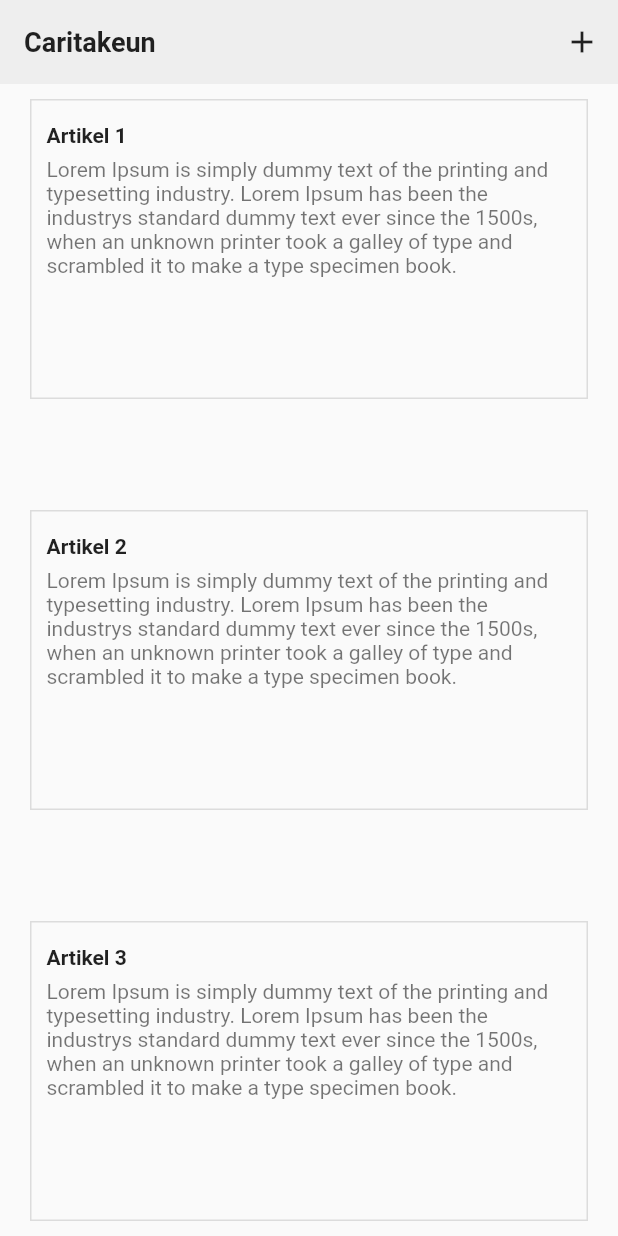
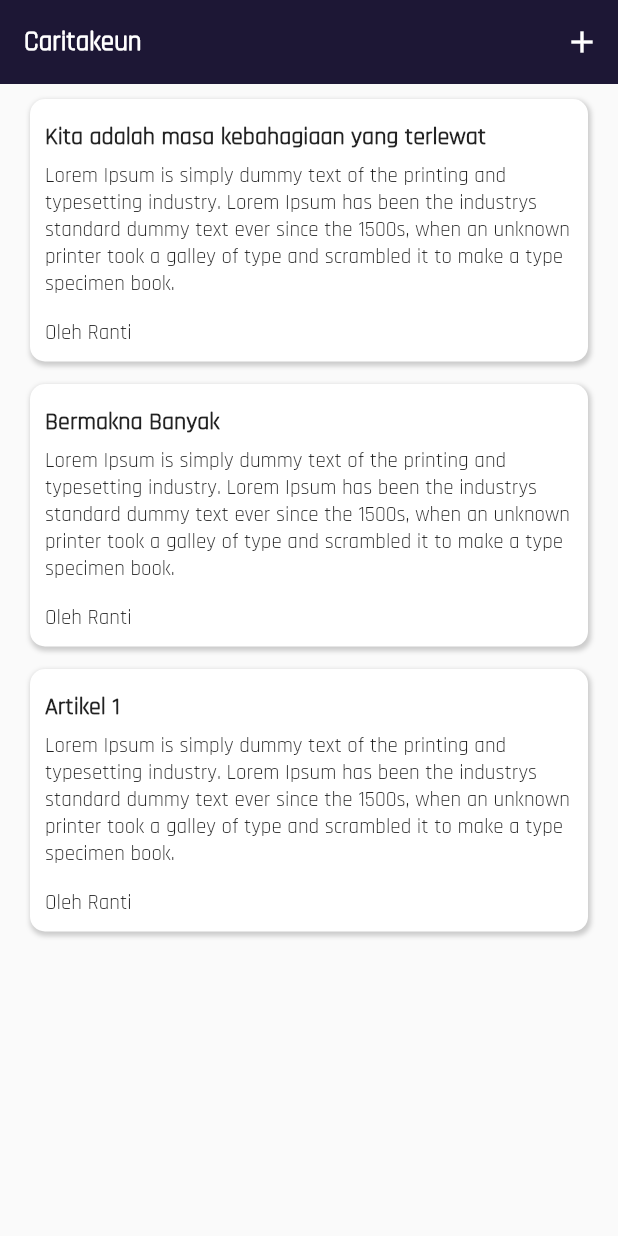
Before and after one commit to egierdian/Aplikasi-Caritakeun-Kelompok-4, a Flutter app: the screen it shows after launch, on a phone screen of 412 x 824 dp. Run offline on Flutter 3.47's test engine with Material 2 defaults, Android fonts, the phone set to English and light mode, and no system bars.

Commit message:
beranda done

```diff
--- a/lib/pages/beranda.dart
+++ b/lib/pages/beranda.dart
@@ -11,33 +11,25 @@ class _BerandaState extends State<Beranda> {
     return Scaffold(
       appBar: AppBar(
           elevation: 0,
-          backgroundColor: Color(0xFFEEEEEE),
+          backgroundColor: Color(0xFF1D1735),
           brightness: Brightness.light,
           title: Text('Caritakeun',
               style: TextStyle(
-                color: Colors.black87,
+                fontFamily: 'Rajdhani',
+                color: Colors.white,
+                fontWeight: FontWeight.bold,
                 fontSize: 18,
-                fontWeight: FontWeight.bold,
               )),
-          // centerTitle: true,
-          // leading: IconButton(
-          //   color: Colors.black87,
-          //   icon: Icon(Icons.add),
-          //   onPressed: () {
-          //     print('Add');
-          //   },
-          // ),
           actions: <Widget>[
             IconButton(
-              color: Colors.black87,
+              color: Colors.white,
               icon: Icon(Icons.add),
               onPressed: () {
-                print('Add Story clicked!');
+                print('Tambah data diklik!');
               },
             )
           ]),
       body: Container(
-          // padding
           padding: EdgeInsets.only(
             top: 10,
             right: 20,
@@ -46,31 +38,140 @@ class _BerandaState extends State<Beranda> {
           ),
           child: Column(
             crossAxisAlignment: CrossAxisAlignment.stretch,
-            mainAxisAlignment: MainAxisAlignment.spaceBetween,
+            // mainAxisAlignment: MainAxisAlignment.spaceBetween,
             children: <Widget>[
               Container(
                 padding: new EdgeInsets.all(10.0),
                 decoration: BoxDecoration(
-                  border: Border(
-                    top: BorderSide(
-                      color: Colors.black12,
-                      width: 1.0,
+                  // bisa untuk border
+                  borderRadius: BorderRadius.circular(10),
+                  color: Colors.white,
+                  boxShadow: [
+                    BoxShadow(
+                      color: Colors.grey.withOpacity(0.5),
+                      spreadRadius: 1,
+                      blurRadius: 2,
+                      offset: Offset(1, 2),
                     ),
-                    bottom: BorderSide(
-                      color: Colors.black12,
-                      width: 1.0,
+                  ],
+                ),
+                // height: 200,
+                child: Column(
+                    crossAxisAlignment: CrossAxisAlignment.stretch,
+                    children: <Widget>[
+                      SizedBox(
+                        height: 5,
+                      ),
+                      Text(
+                        'Kita adalah masa kebahagiaan yang terlewat',
+                        style: TextStyle(
+                          fontFamily: 'Rajdhani',
+                          color: Colors.black87,
+                          fontSize: 16,
+                          fontWeight: FontWeight.bold,
+                        ),
+                      ),
+                      SizedBox(
+                        height: 7,
+                      ),
+                      Text(
+                        'Lorem Ipsum is simply dummy text of the printing and typesetting industry. Lorem Ipsum has been the industrys standard dummy text ever since the 1500s, when an unknown printer took a galley of type and scrambled it to make a type specimen book.',
+                        style: TextStyle(
+                          fontFamily: 'Rajdhani',
+                          color: Colors.black87,
+                          fontSize: 14,
+                        ),
+                      ),
+                      SizedBox(
+                        height: 15,
+                      ),
+                      Text(
+                        'Oleh Ranti',
+                        style: TextStyle(
+                          fontFamily: 'Rajdhani',
+                          color: Colors.black87,
+                          fontSize: 14,
+                        ),
+                      ),
+                    ]),
+              ),
+              SizedBox(
+                height: 15,
+              ),
+              Container(
+                padding: new EdgeInsets.all(10.0),
+                decoration: BoxDecoration(
+                  // bisa untuk border
+                  borderRadius: BorderRadius.circular(10),
+                  color: Colors.white,
+                  boxShadow: [
+                    BoxShadow(
+                      color: Colors.grey.withOpacity(0.5),
+                      spreadRadius: 1,
+                      blurRadius: 2,
+                      offset: Offset(1, 2),
                     ),
-                    left: BorderSide(
-                      color: Colors.black12,
-                      width: 1.0,
+                  ],
+                ),
+                // height: 200,
+                child: Column(
+                    crossAxisAlignment: CrossAxisAlignment.stretch,
+                    children: <Widget>[
+                      SizedBox(
+                        height: 5,
+                      ),
+                      Text(
+                        'Bermakna Banyak',
+                        style: TextStyle(
+                          fontFamily: 'Rajdhani',
+                          color: Colors.black87,
+                          fontSize: 16,
+                          fontWeight: FontWeight.bold,
+                        ),
+                      ),
+                      SizedBox(
+                        height: 7,
+                      ),
+                      Text(
+                        'Lorem Ipsum is simply dummy text of the printing and typesetting industry. Lorem Ipsum has been the industrys standard dummy text ever since the 1500s, when an unknown printer took a galley of type and scrambled it to make a type specimen book.',
+                        style: TextStyle(
+                          fontFamily: 'Rajdhani',
+                          color: Colors.black87,
+                          fontSize: 14,
+                        ),
+                      ),
+                      SizedBox(
+                        height: 15,
+                      ),
+                      Text(
+                        'Oleh Ranti',
+                        style: TextStyle(
+                          fontFamily: 'Rajdhani',
+                          color: Colors.black87,
+                          fontSize: 14,
+                        ),
+                      ),
+                    ]),
+              ),
+              SizedBox(
+                height: 15,
+              ),
+              Container(
+                padding: new EdgeInsets.all(10.0),
+                decoration: BoxDecoration(
+                  // bisa untuk border
+                  borderRadius: BorderRadius.circular(10),
+                  color: Colors.white,
+                  boxShadow: [
+                    BoxShadow(
+                      color: Colors.grey.withOpacity(0.5),
+                      spreadRadius: 1,
+                      blurRadius: 2,
+                      offset: Offset(1, 2),
                     ),
-                    right: BorderSide(
-                      color: Colors.black12,
-                      width: 1.0,
-                    ),
-                  ),
+                  ],
                 ),
-                height: 200,
+                // height: 200,
                 child: Column(
                     crossAxisAlignment: CrossAxisAlignment.stretch,
                     children: <Widget>[
@@ -80,8 +181,9 @@ class _BerandaState extends State<Beranda> {
                       Text(
                         'Artikel 1',
                         style: TextStyle(
+                          fontFamily: 'Rajdhani',
                           color: Colors.black87,
-                          fontSize: 14,
+                          fontSize: 16,
                           fontWeight: FontWeight.bold,
                         ),
                       ),
@@ -91,105 +193,19 @@ class _BerandaState extends State<Beranda> {
                       Text(
                         'Lorem Ipsum is simply dummy text of the printing and typesetting industry. Lorem Ipsum has been the industrys standard dummy text ever since the 1500s, when an unknown printer took a galley of type and scrambled it to make a type specimen book.',
                         style: TextStyle(
-                          color: Colors.black54,
+                          fontFamily: 'Rajdhani',
+                          color: Colors.black87,
                           fontSize: 14,
                         ),
                       ),
-                    ]),
-              ),
-              Container(
-                padding: new EdgeInsets.all(10.0),
-                decoration: BoxDecoration(
-                  border: Border(
-                    top: BorderSide(
-                      color: Colors.black12,
-                      width: 1.0,
-                    ),
-                    bottom: BorderSide(
-                      color: Colors.black12,
-                      width: 1.0,
-                    ),
-                    left: BorderSide(
-                      color: Colors.black12,
-                      width: 1.0,
-                    ),
-                    right: BorderSide(
-                      color: Colors.black12,
-                      width: 1.0,
-                    ),
-                  ),
-                ),
-                height: 200,
-                child: Column(
-                    crossAxisAlignment: CrossAxisAlignment.stretch,
-                    children: <Widget>[
                       SizedBox(
-                        height: 5,
+                        height: 15,
                       ),
                       Text(
-                        'Artikel 2',
+                        'Oleh Ranti',
                         style: TextStyle(
+                          fontFamily: 'Rajdhani',
                           color: Colors.black87,
-                          fontSize: 14,
-                          fontWeight: FontWeight.bold,
-                        ),
-                      ),
-                      SizedBox(
-                        height: 7,
-                      ),
-                      Text(
-                        'Lorem Ipsum is simply dummy text of the printing and typesetting industry. Lorem Ipsum has been the industrys standard dummy text ever since the 1500s, when an unknown printer took a galley of type and scrambled it to make a type specimen book.',
-                        style: TextStyle(
-                          color: Colors.black54,
-                          fontSize: 14,
-                        ),
-                      ),
-                    ]),
-              ),
-              Container(
-                padding: new EdgeInsets.all(10.0),
-                decoration: BoxDecoration(
-                  border: Border(
-                    top: BorderSide(
-                      color: Colors.black12,
-                      width: 1.0,
-                    ),
-                    bottom: BorderSide(
-                      color: Colors.black12,
-                      width: 1.0,
-                    ),
-                    left: BorderSide(
-                      color: Colors.black12,
-                      width: 1.0,
-                    ),
-                    right: BorderSide(
-                      color: Colors.black12,
-                      width: 1.0,
-                    ),
-                  ),
-                ),
-                height: 200,
-                child: Column(
-                    crossAxisAlignment: CrossAxisAlignment.stretch,
-                    children: <Widget>[
-                      SizedBox(
-                        height: 5,
-                      ),
-                      Text(
-                        'Artikel 3',
-                        style: TextStyle(
-                          color: Colors.black87,
-                          fontSize: 14,
-                          fontWeight: FontWeight.bold,
-                        ),
-                      ),
-                      SizedBox(
-                        height: 7,
-                      ),
-                      Text(
-                        'Lorem Ipsum is simply dummy text of the printing and typesetting industry. Lorem Ipsum has been the industrys standard dummy text ever since the 1500s, when an unknown printer took a galley of type and scrambled it to make a type specimen book.',
-                        style: TextStyle(
-                          color: Colors.black54,
                           fontSize: 14,
                         ),
                       ),
```
Also changed, not shown: pubspec.yaml (+17 -57 lines), assets/fonts/Rajdhani-Bold.ttf (added), assets/fonts/Rajdhani-Light.ttf (added), assets/fonts/Rajdhani-Medium.ttf (added), assets/fonts/Rajdhani-Regular.ttf (added), assets/fonts/Rajdhani-SemiBold.ttf (added), lib/pages/add.dart (deleted), lib/pages/daftar.dart (added), lib/pages/login.dart (added), lib/pages/tambah_artikel.dart (added).
